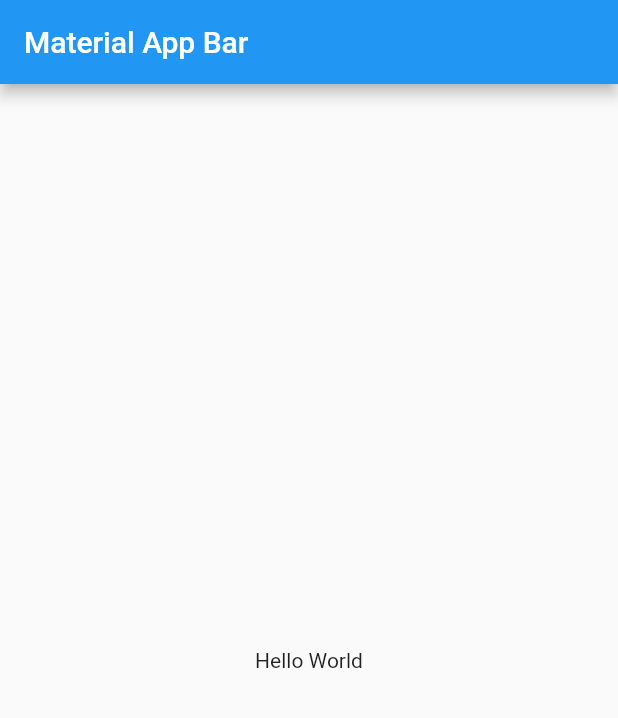
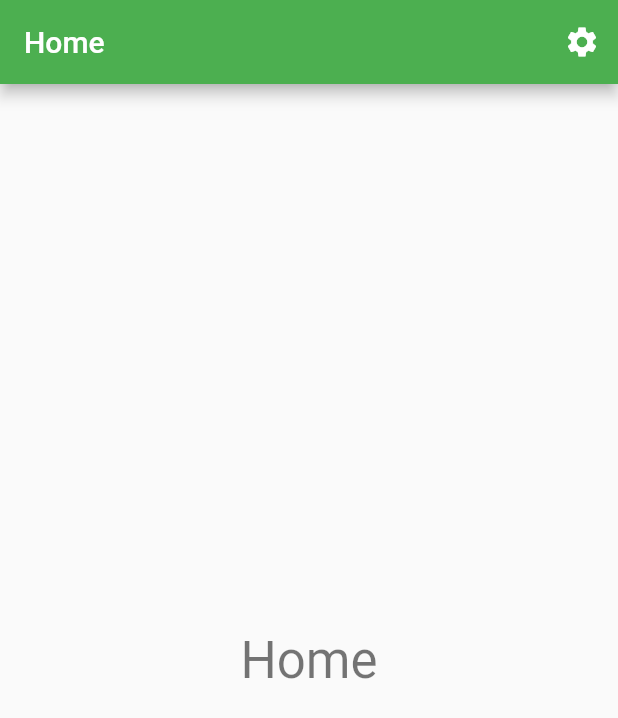
Before and after one commit to AbdeldjalilChougui/Dynamic_Theme_Flutter_BloC, a Flutter app: the screen it shows after launch, on a phone screen of 412 x 824 dp. Shown: the top 718 px of the screen. Run offline on Flutter 3.47's test engine with Material 2 defaults, Android fonts, the phone set to English and light mode, and no system bars; our stand-ins replace bloc, equatable, flutter_bloc.

Commit message:
commit #2

```diff
--- a/lib/main.dart
+++ b/lib/main.dart
@@ -1,26 +1,29 @@
+import 'package:dynamicthemeapp/ui/global/theme/bloc/themes_bloc.dart';
+import 'package:dynamicthemeapp/ui/global/theme/bloc/themes_state.dart';
+import 'package:dynamicthemeapp/ui/home/home_page.dart';
 import 'package:flutter/material.dart';
+import 'package:flutter_bloc/flutter_bloc.dart';
 
 void main() => runApp(MyApp());
 
 class MyApp extends StatelessWidget {
+
   // This widget is the root of your application.
   @override
   Widget build(BuildContext context) {
+    return BlocProvider(
+      create: (context) => ThemeBloc(),
+      child: BlocBuilder <ThemeBloc, ThemeState>(
+          builder: _buildWithTheme
+      ),
+    );
+  }
+
+  Widget _buildWithTheme(BuildContext context, ThemeState state) {
     return MaterialApp(
-      title: 'Flutter Demo',
-      theme: ThemeData(
-        primarySwatch: Colors.blue,
-      ),
-      home: Scaffold(
-        appBar: AppBar(
-          title: Text('Material App Bar'),
-        ),
-        body: Center(
-          child: Container(
-            child: Text('Hello World'),
-          ),
-        ),
-      )
+        title: 'Flutter Demo',
+        theme: state.themeData,
+        home: HomePage()
     );
   }
 }
--- /dev/null
+++ b/lib/ui/home/home_page.dart
@@ -0,0 +1,31 @@
+import 'package:dynamicthemeapp/ui/pereference/preference_page.dart';
+import 'package:flutter/material.dart';
+
+class HomePage extends StatelessWidget {
+  @override
+  Widget build(BuildContext context) {
+    return Scaffold(
+      appBar: AppBar(
+        title: Text('Home'),
+        actions: <Widget>[
+          IconButton(
+            icon: Icon(Icons.settings),
+            onPressed: () {
+              Navigator.of(context).push(MaterialPageRoute(
+                builder: (context) => PreferencePage()
+              ));
+            },
+          )
+        ],
+      ),
+      body: Center(
+        child: Container(
+          child: Text(
+            'Home',
+            style: Theme.of(context).textTheme.display1,
+          ),
+        ),
+      ),
+    );
+  }
+}
```
Also changed, not shown: lib/ui/pereference/preference_page.dart (added, +35 -0 lines).
